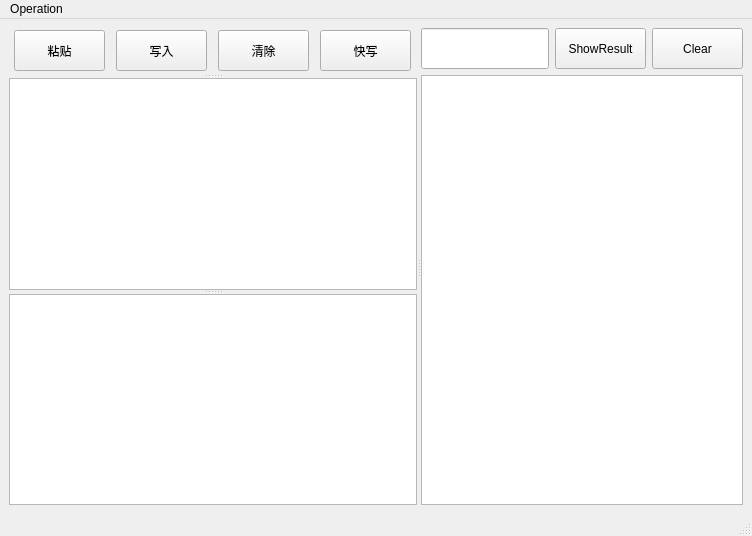
This is AutoMyCCode/db/automyccode.ui in weilaidb/pyqt5 as Qt 5 draws it before an edit. The edited form follows.
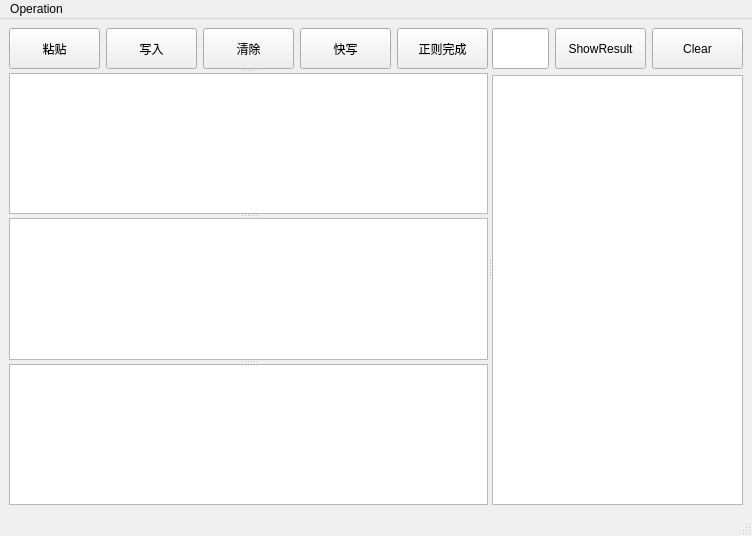
This is the edited form.

Commit message: 2.2 正则表达式替换显示的内容，可支持多个表达式的替换。

```diff
--- a/AutoMyCCode/db/automyccode.ui
+++ b/AutoMyCCode/db/automyccode.ui
@@ -102,6 +102,25 @@
            </property>
           </widget>
          </item>
+         <item>
+          <widget class="QPushButton" name="pushButton_regular_mode">
+           <property name="minimumSize">
+            <size>
+             <width>91</width>
+             <height>30</height>
+            </size>
+           </property>
+           <property name="maximumSize">
+            <size>
+             <width>91</width>
+             <height>41</height>
+            </size>
+           </property>
+           <property name="text">
+            <string>正则完成</string>
+           </property>
+          </widget>
+         </item>
         </layout>
        </widget>
        <widget class="QSplitter" name="splitter">
@@ -114,6 +133,7 @@
          </property>
         </widget>
         <widget class="QTextEdit" name="textEdit_inserttext"/>
+        <widget class="QTextEdit" name="textEdit_regexpress"/>
        </widget>
       </widget>
       <widget class="QWidget" name="layoutWidget">
```
Left out of the diff: 6 changed lines with no effect on the pictures. The commit also changes 4 other files.
